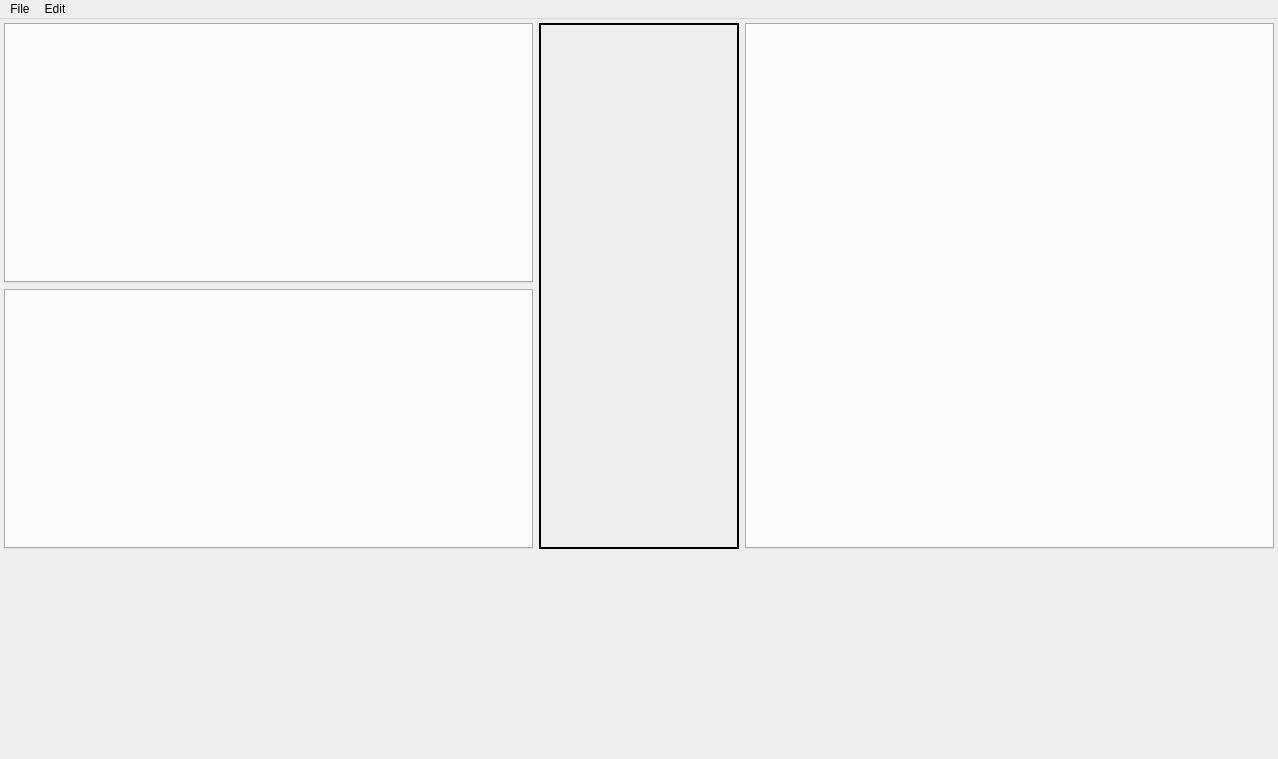
The window that zengarden/source/forms/zengarden.ui (aedm/zengine) describes before a commit, drawn with Qt 5.
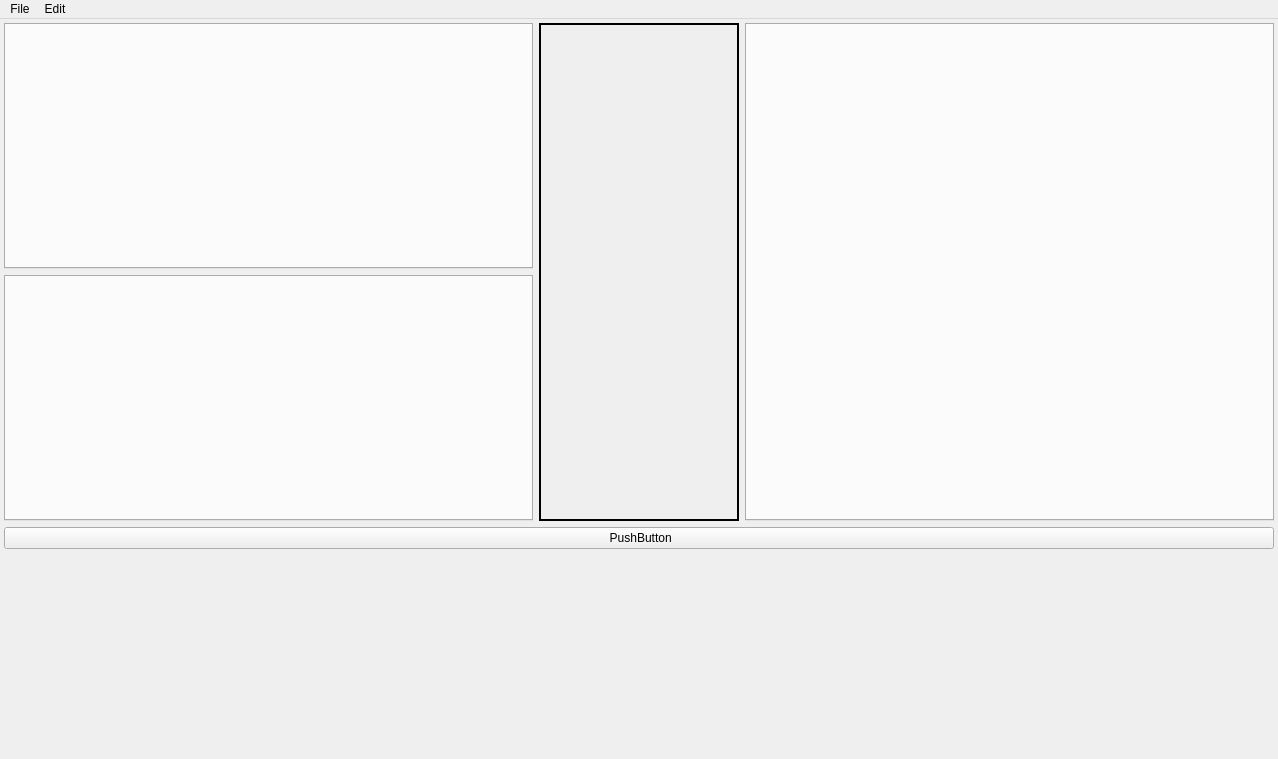
The same window after the commit. Icons and pictures are not drawn.

The edit to the form file:
```diff
--- a/zengarden/source/forms/zengarden.ui
+++ b/zengarden/source/forms/zengarden.ui
@@ -279,6 +279,26 @@
          </layout>
         </widget>
        </item>
+       <item>
+        <widget class="QPushButton" name="pushButton">
+         <property name="text">
+          <string> PushButton</string>
+         </property>
+         <property name="icon">
+          <iconset resource="zengarden.qrc">
+           <normaloff>:/zengarden/icons/angle-right.svg</normaloff>:/zengarden/icons/angle-right.svg</iconset>
+         </property>
+         <property name="iconSize">
+          <size>
+           <width>14</width>
+           <height>14</height>
+          </size>
+         </property>
+         <property name="shortcut">
+          <string>Ctrl+S</string>
+         </property>
+        </widget>
+       </item>
        <item>
         <widget class="QWidget" name="timelineWidget" native="true">
          <property name="minimumSize">
```
